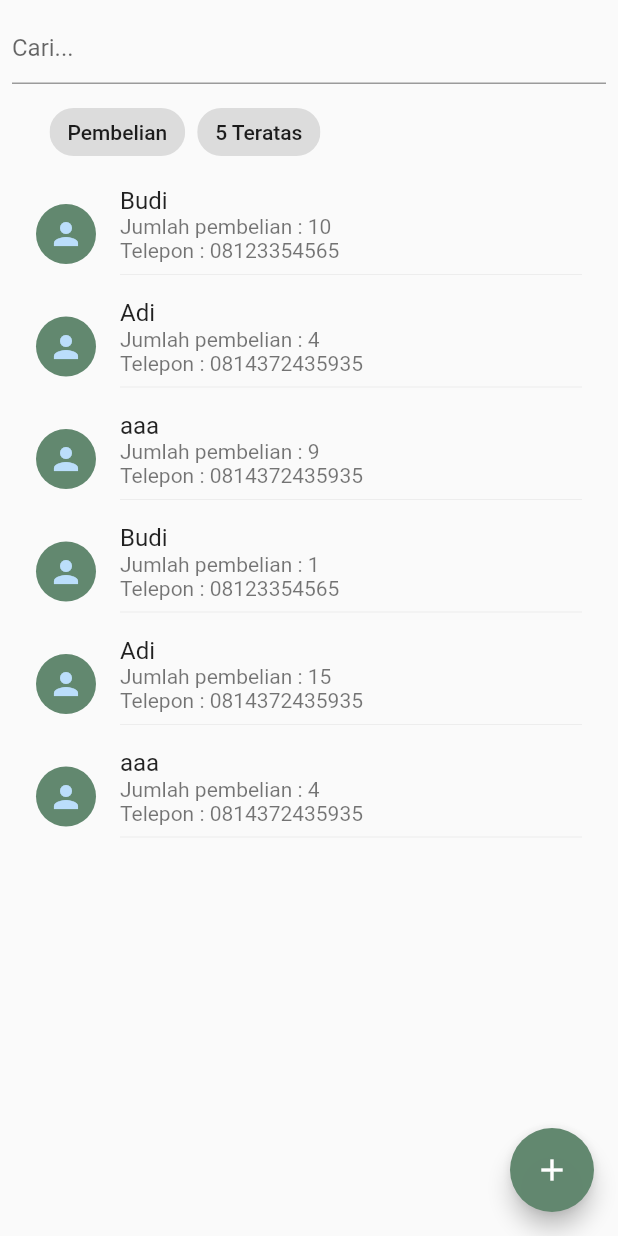
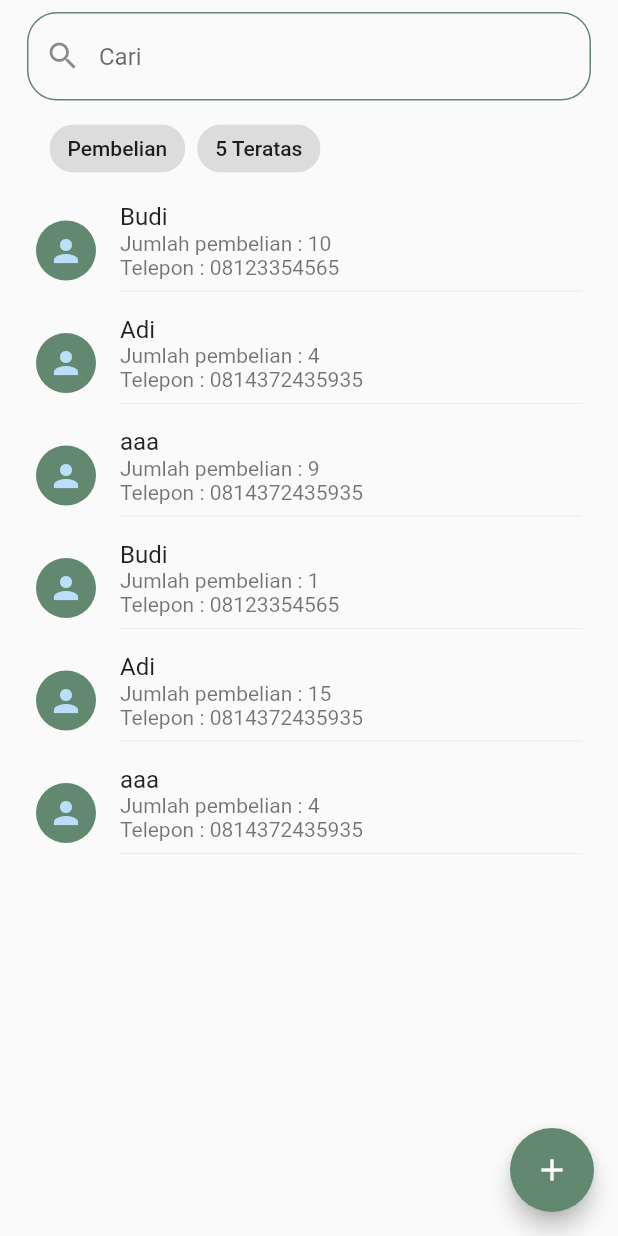
Before and after one commit to aadeeee/Proyek-mobile, a Flutter app: the MyCustomerList screen opened directly, on a phone screen of 412 x 824 dp. Run offline on Flutter 3.47's test engine with Material 2 defaults, Android fonts, the phone set to English and light mode, and no system bars; our stand-ins replace carousel_slider, flutter_otp_text_field, google_fonts.

Commit message:
update desain fitur pencarian hal pelanggan

```diff
--- a/lib/component/Pelanggan/Customer.dart
+++ b/lib/component/Pelanggan/Customer.dart
@@ -22,7 +22,9 @@ class _MyCustomerListState extends State<MyCustomerList> {
           padding: const EdgeInsets.all(8.0),
           child: ListView(
             children: [
-              TextField(
+              Padding(
+                padding: const EdgeInsets.symmetric(horizontal: 10.0),
+                child: TextField(
                   controller: prov.getNameController,
                   onChanged: (value) {
                     setState(() {
@@ -30,7 +32,16 @@ class _MyCustomerListState extends State<MyCustomerList> {
                     });
                   },
                   decoration: InputDecoration(
-                  hintText: 'Cari...',
+                    focusColor: primaryColor,
+                    prefixIcon: Icon(Icons.search),
+                    focusedBorder: OutlineInputBorder(
+                        borderRadius: BorderRadius.circular(20),
+                        borderSide: BorderSide(color: primaryColor)),
+                    enabledBorder: OutlineInputBorder(
+                        borderRadius: BorderRadius.circular(20),
+                        borderSide: BorderSide(color: primaryColor)),
+                    hintText: 'Cari',
+                  ),
                 ),
               ),
               Padding(
@@ -68,6 +79,7 @@ class _MyCustomerListState extends State<MyCustomerList> {
                     leading: CircleAvatar(
                       child: Icon(Icons.person),
                       backgroundColor: primaryColor,
+
                     ),
                     title: Text("${prov.customers[i]['name']}"),
                     subtitle: Column(
@@ -211,13 +223,17 @@ class _MyCustomerListState extends State<MyCustomerList> {
                                 prov.getPhoneController.text);
                             Navigator.of(context).pop();
                           },
+                          child: Padding(
+                            padding: const EdgeInsets.all(10.0),
                             child: Text(
                               'Tambah',
-                            style: TextStyle(fontSize: 20),
+                              style: TextStyle(fontSize: 15),
+                            ),
                           ),
                           style: ElevatedButton.styleFrom(
+
                               backgroundColor: primaryColor,
-                              minimumSize: const Size.fromHeight(60),
+
                               shape: RoundedRectangleBorder(
                                   borderRadius: BorderRadius.circular(15))),
                         ),
--- a/lib/component/Profil/myEditProfil.dart
+++ b/lib/component/Profil/myEditProfil.dart
@@ -21,7 +21,8 @@ class _MyEditProfilState extends State<MyEditProfil> {
           title: Text('Ubah Profil'),
           backgroundColor: primaryColor)
           ,
-      body: Column(
+      body: SingleChildScrollView(
+        child: Column(
         children: [
           Container(
             child: Padding(
@@ -144,6 +145,8 @@ class _MyEditProfilState extends State<MyEditProfil> {
         ),
         ],
       ),
+      )
+
     );
   }
 }
--- a/lib/component/Transaksi/editTransaksi.dart
+++ b/lib/component/Transaksi/editTransaksi.dart
@@ -88,6 +88,10 @@ class _MyEditTransactionState extends State<MyEditTransaction> {
                 });
                 Navigator.of(context).pop();
               },
+              style: ElevatedButton.styleFrom(
+                              backgroundColor: primaryColor,
+                              shape: RoundedRectangleBorder(
+                                  borderRadius: BorderRadius.circular(15))),
               child: Text('Simpan Perubahan'),
             ),
           ],
--- a/lib/component/Transaksi/transaksi.dart
+++ b/lib/component/Transaksi/transaksi.dart
@@ -165,6 +165,10 @@ class _TransactionPageState extends State<TransactionPage> {
                             });
                             Navigator.of(context).pop();
                           },
+                          style: ElevatedButton.styleFrom(
+                              backgroundColor: primaryColor,
+                              shape: RoundedRectangleBorder(
+                                  borderRadius: BorderRadius.circular(15))),
                           child: Text('Simpan Transaksi'),
                         ),
                       ],
--- a/lib/main.dart
+++ b/lib/main.dart
@@ -9,6 +9,7 @@ import 'package:mobile/component/Pelanggan/Pelanggan.dart';
 import 'package:mobile/component/Transaksi/editTransaksi.dart';
 import 'package:mobile/component/Transaksi/transaksi.dart';
 import 'package:mobile/component/app.dart';
+import 'package:mobile/component/home.dart';
 import 'package:provider/provider.dart';
 import 'Provider/homeProvider.dart';
 
@@ -40,7 +41,7 @@ class MyApp extends StatelessWidget {
       title: 'Inventory plus',
       debugShowCheckedModeBanner: false,
       theme: prov.getTheme(),
-      home:MyCustomer(),
+      home:MyMain(),
     );
   }
 }
```
Also changed, not shown: lib/component/Produk/produkBeli.dart (+16 -14 lines). Lines whose indentation alone changed are shown as unchanged.
